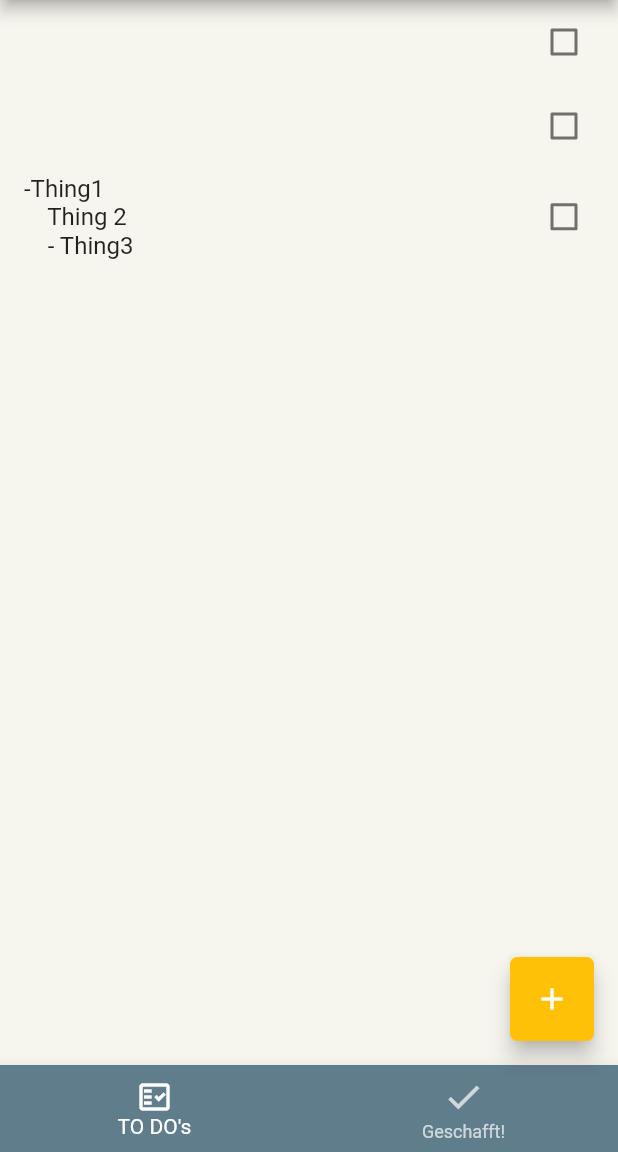
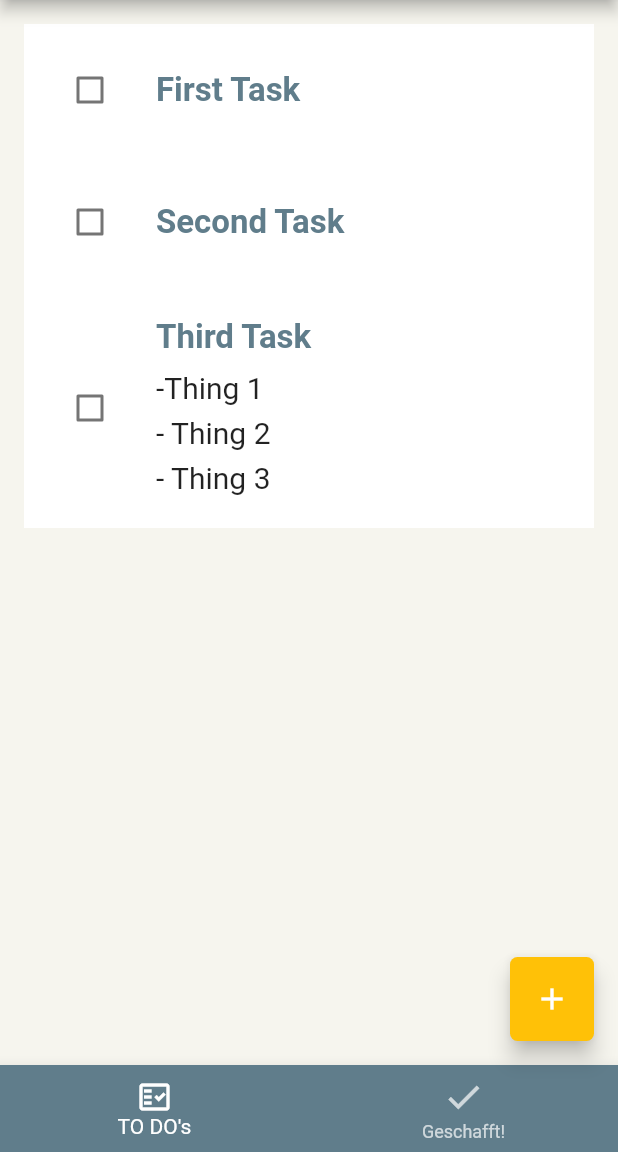
Before and after one commit to Lenzia207/marq_app, a Flutter app: the screen it shows after launch, on a phone screen of 412 x 824 dp, the part 84-1236 px from its top. Run offline on Flutter 3.47's test engine with Material 2 defaults, Android fonts, the phone set to English and light mode, and no system bars; drawn by our look-alikes of flutter_slidable; our stand-ins replace flutter_riverpod, riverpod.

Commit message:
Provider function continue

```diff
--- a/lib/page/overview_page.dart
+++ b/lib/page/overview_page.dart
@@ -3,6 +3,7 @@ import 'package:marq_app/main.dart';
 import 'package:marq_app/widget/add_todo_dialog.dart';
 
 import '../widget/todo_list_widget.dart';
+import '../widget/todo_widget.dart';
 
 class OverviewPage extends StatefulWidget {
   _OverviewPageState createState() => _OverviewPageState();
--- a/lib/provider/todo_provider.dart
+++ b/lib/provider/todo_provider.dart
@@ -10,9 +10,10 @@ class TodosNotifier extends ChangeNotifier {
         createdTime: DateTime.now(),
         id: "",
         title: 'Third Task',
-        description: '''-Thing1
-    Thing 2
-    - Thing3 '''),
+        description: '''
+-Thing 1
+- Thing 2
+- Thing 3 '''),
   ];
 
   // Let's allow the UI to add todos.
--- a/lib/widget/todo_list_widget.dart
+++ b/lib/widget/todo_list_widget.dart
@@ -13,16 +13,24 @@ class TodoListWidget extends ConsumerWidget {
     List<Todo> todos = ref.watch(todosProvider).todos;
 
     //Render the todos in a scrollable list view --> ListView()
-    return ListView(
-      children: [
+    return ListView.builder(
+        physics: BouncingScrollPhysics(),
+        padding: EdgeInsets.all(16),
+        itemCount: todos.length,
+        itemBuilder: (context, index) {
+          final todo = todos[index];
+
+          return TodoWidget(todo: todo);
+        });
+
+    /* children: [
         for (final todo in todos)
           CheckboxListTile(
             value: todo.isDone,
             onChanged: (value) =>
                 ref.read(todosProvider.notifier).toggle(todo.id),
-            title: Text(todo.description),
+            title: Text(todo.title),
           ),
-      ],
-    );
+      ], */
   }
 }
```
